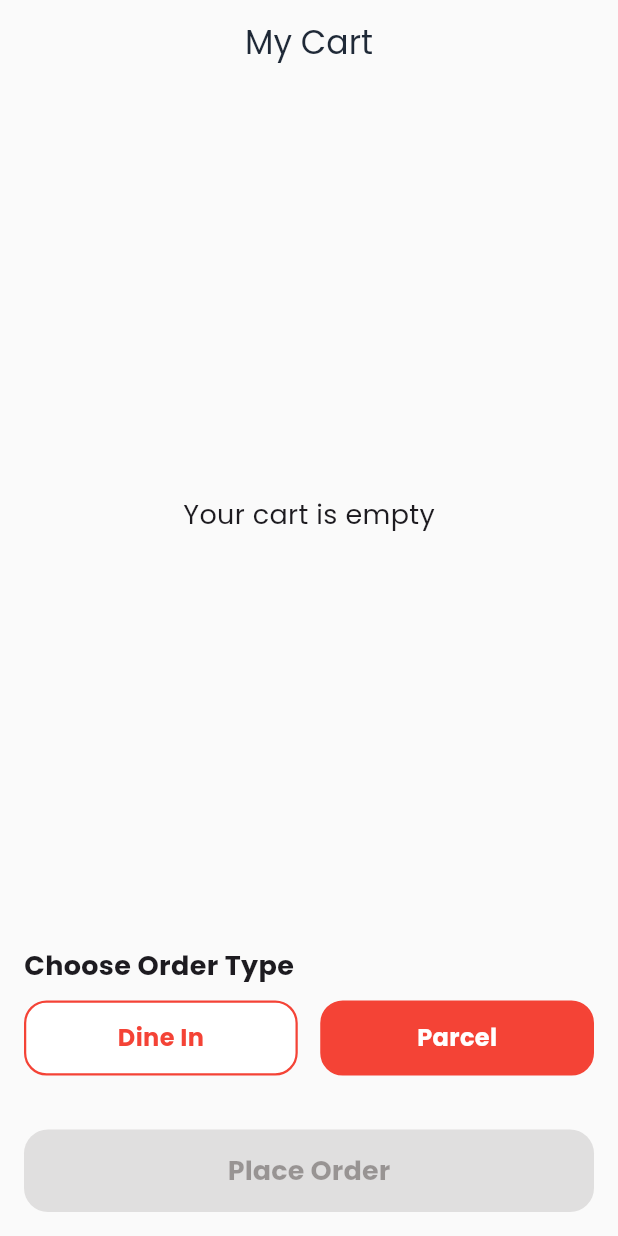
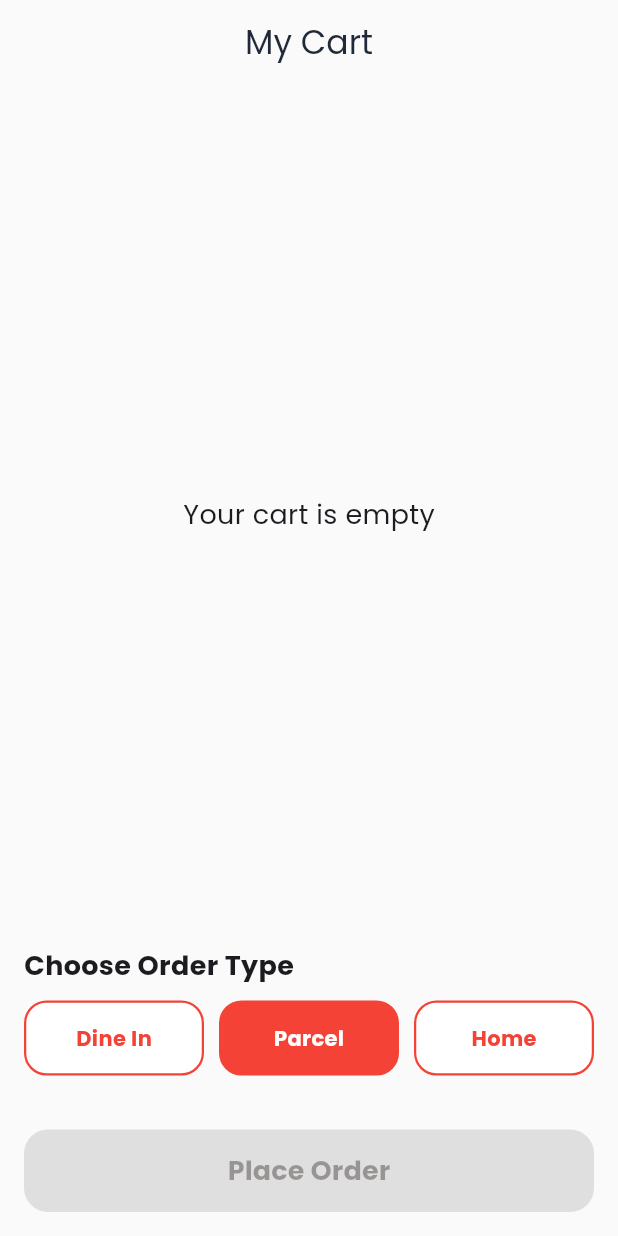
Before and after one commit to Vaibhavvpoojary/HungryZombies, a Flutter app: the CartScreen screen opened directly, on a phone screen of 412 x 824 dp. Run offline on Flutter 3.47's test engine with Material 3 defaults, Android fonts, the phone set to English and light mode, and no system bars; our stand-ins replace carousel_slider, go_router, google_fonts.

Commit message:
Added the Delivery option along with the dine-in , parcel

```diff
--- a/lib/features/cart/presentation/screens/cart_screen.dart
+++ b/lib/features/cart/presentation/screens/cart_screen.dart
@@ -186,173 +186,121 @@ class _CartScreenState extends State<CartScreen> {
 
 
           Padding(
-
-  padding: const EdgeInsets.symmetric(
-    horizontal: 16,
-  ),
-
-
+  padding: const EdgeInsets.symmetric(horizontal: 16),
   child: Row(
-
     children: [
 
-
+      // Dine In
       Expanded(
-
         child: GestureDetector(
-
           onTap: () {
-
             setState(() {
-
               orderType = "Dine In";
-
             });
-
           },
-
-
           child: Container(
-
             height: 50,
-
-
             decoration: BoxDecoration(
-
               color: orderType == "Dine In"
                   ? Colors.red
                   : Colors.white,
-
-
-              borderRadius:
-              BorderRadius.circular(15),
-
-
+              borderRadius: BorderRadius.circular(15),
               border: Border.all(
-
                 color: Colors.red,
-
                 width: 1.5,
-
               ),
-
             ),
-
-
             child: Center(
-
               child: Text(
-
                 "Dine In",
-
-
                 style: TextStyle(
-
                   color: orderType == "Dine In"
                       ? Colors.white
                       : Colors.red,
-
-
-                  fontSize: 16,
-
-                  fontWeight:
-                  FontWeight.bold,
-
+                  fontWeight: FontWeight.bold,
                 ),
-
               ),
-
             ),
-
           ),
-
         ),
-
       ),
 
+      const SizedBox(width: 10),
 
-
-      const SizedBox(width: 15),
-
-
-
+      // Parcel
       Expanded(
-
         child: GestureDetector(
-
           onTap: () {
-
             setState(() {
-
               orderType = "Parcel";
-
             });
-
           },
-
-
           child: Container(
-
             height: 50,
-
-
             decoration: BoxDecoration(
-
               color: orderType == "Parcel"
                   ? Colors.red
                   : Colors.white,
-
-
-              borderRadius:
-              BorderRadius.circular(15),
-
-
+              borderRadius: BorderRadius.circular(15),
               border: Border.all(
-
                 color: Colors.red,
-
                 width: 1.5,
-
               ),
-
             ),
-
-
             child: Center(
-
               child: Text(
-
                 "Parcel",
-
-
                 style: TextStyle(
-
                   color: orderType == "Parcel"
                       ? Colors.white
                       : Colors.red,
+                  fontWeight: FontWeight.bold,
+                ),
+              ),
+            ),
+          ),
+        ),
+      ),
 
+      const SizedBox(width: 10),
 
-                  fontSize: 16,
-
-                  fontWeight:
-                  FontWeight.bold,
-
+      // Deliver Home
+      Expanded(
+        child: GestureDetector(
+          onTap: () {
+            setState(() {
+              orderType = "Deliver Home";
+            });
+          },
+          child: Container(
+            height: 50,
+            decoration: BoxDecoration(
+              color: orderType == "Deliver Home"
+                  ? Colors.red
+                  : Colors.white,
+              borderRadius: BorderRadius.circular(15),
+              border: Border.all(
+                color: Colors.red,
+                width: 1.5,
+              ),
+            ),
+            child: Center(
+              child: Text(
+                "Home",
+                style: TextStyle(
+                  color: orderType == "Deliver Home"
+                      ? Colors.white
+                      : Colors.red,
+                  fontWeight: FontWeight.bold,
                 ),
-
               ),
-
             ),
-
           ),
-
         ),
-
       ),
 
     ],
-
   ),
-
 ),
 
 
```
